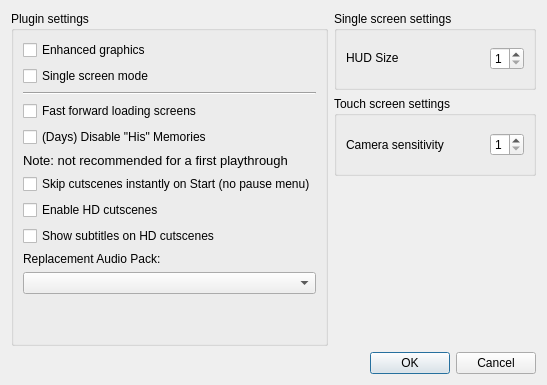
First picture: the form in src/frontend/qt_sdl/PluginSettingsDialog.ui, repository vitor251093/KHMelonMix, before the edit.
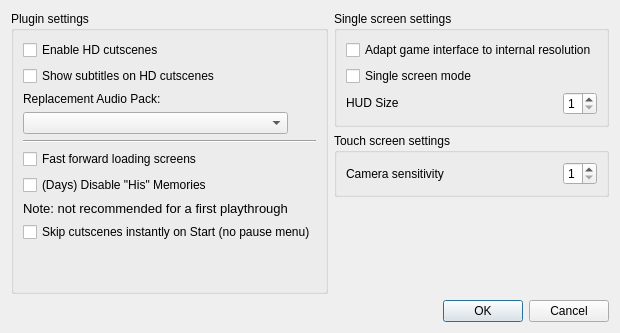
Second picture: the form after the edit.

Commit message: Reorganizing Plugin settings window elements

Diff of the .ui file:
```diff
--- a/src/frontend/qt_sdl/PluginSettingsDialog.ui
+++ b/src/frontend/qt_sdl/PluginSettingsDialog.ui
@@ -6,8 +6,8 @@
    <rect>
     <x>0</x>
     <y>0</y>
-    <width>560</width>
-    <height>327</height>
+    <width>742</width>
+    <height>349</height>
    </rect>
   </property>
   <property name="sizePolicy">
@@ -83,8 +83,30 @@
      <property name="title">
       <string>Single screen settings</string>
      </property>
-     <layout class="QGridLayout" name="gridLayout_3">
-      <item row="0" column="0">
+     <layout class="QVBoxLayout" name="verticalLayout_2">
+      <item>
+       <widget class="QCheckBox" name="cbEnhancedGraphics">
+        <property name="whatsThis">
+         <string>&lt;html&gt;&lt;head/&gt;&lt;body&gt;&lt;p&gt;Make changes to the game HUD so it can be adapted to any aspect ratio. Requires a plugin to be properly developed for that specific game.&lt;/p&gt;&lt;/body&gt;&lt;/html&gt;</string>
+        </property>
+        <property name="text">
+         <string>Adapt game interface to internal resolution</string>
+        </property>
+       </widget>
+      </item>
+      <item>
+       <widget class="QCheckBox" name="cbSingleScreenMode">
+        <property name="whatsThis">
+         <string>&lt;html&gt;&lt;head/&gt;&lt;body&gt;&lt;p&gt;Adapts the game into a single screen, rendering everything on the top screen. Requires a plugin to be properly developed for that specific game.&lt;/p&gt;&lt;/body&gt;&lt;/html&gt;</string>
+        </property>
+        <property name="text">
+         <string>Single screen mode</string>
+        </property>
+       </widget>
+      </item>
+      <item>
+       <layout class="QHBoxLayout" name="horizontalLayout_hudSize">
+        <item>
        <widget class="QLabel" name="label_2">
         <property name="sizePolicy">
          <sizepolicy hsizetype="Fixed" vsizetype="Fixed">
@@ -100,7 +122,20 @@
         </property>
        </widget>
       </item>
-      <item row="0" column="2">
+        <item>
+         <spacer name="horizontalSpacer">
+          <property name="orientation">
+           <enum>Qt::Orientation::Horizontal</enum>
+          </property>
+          <property name="sizeHint" stdset="0">
+           <size>
+            <width>40</width>
+            <height>20</height>
+           </size>
+          </property>
+         </spacer>
+        </item>
+        <item>
        <widget class="QSpinBox" name="sbHUDSize">
         <property name="sizePolicy">
          <sizepolicy hsizetype="Minimum" vsizetype="Fixed">
@@ -119,18 +154,7 @@
         </property>
        </widget>
       </item>
-      <item row="0" column="1">
-       <spacer name="horizontalSpacer">
-        <property name="orientation">
-         <enum>Qt::Orientation::Horizontal</enum>
-        </property>
-        <property name="sizeHint" stdset="0">
-         <size>
-          <width>40</width>
-          <height>20</height>
-         </size>
-        </property>
-       </spacer>
+       </layout>
       </item>
      </layout>
     </widget>
@@ -148,43 +172,6 @@
      </property>
      <layout class="QGridLayout" name="gridLayout_2">
       <item row="11" column="0">
-       <spacer name="verticalSpacer">
-        <property name="orientation">
-         <enum>Qt::Orientation::Vertical</enum>
-        </property>
-        <property name="sizeHint" stdset="0">
-         <size>
-          <width>20</width>
-          <height>40</height>
-         </size>
-        </property>
-       </spacer>
-      </item>
-      <item row="3" column="0">
-       <widget class="QCheckBox" name="cbFFLoadingScreens">
-        <property name="whatsThis">
-         <string>&lt;html&gt;&lt;head/&gt;&lt;body&gt;&lt;p&gt;Fast forward the ingame loading screens. May cause audio glitches, unless you use a replacement audio pack. Requires a plugin to be properly developed for that specific game.&lt;/p&gt;&lt;/body&gt;&lt;/html&gt;</string>
-        </property>
-        <property name="text">
-         <string>Fast forward loading screens</string>
-        </property>
-       </widget>
-      </item>
-      <item row="2" column="0" colspan="2">
-       <widget class="Line" name="line">
-        <property name="orientation">
-         <enum>Qt::Orientation::Horizontal</enum>
-        </property>
-       </widget>
-      </item>
-      <item row="10" column="0" colspan="2">
-       <widget class="QComboBox" name="cbxAudioPack">
-        <property name="whatsThis">
-         <string>&lt;html&gt;&lt;head/&gt;&lt;body&gt;&lt;p&gt;Replaces the audio tracks of the game with an installed audio pack. Requires a plugin to be properly developed for that specific game.&lt;/p&gt;&lt;/body&gt;&lt;/html&gt;</string>
-        </property>
-       </widget>
-      </item>
-      <item row="5" column="0">
        <widget class="QLabel" name="label_3">
         <property name="font">
          <font>
@@ -196,51 +183,44 @@
         </property>
        </widget>
       </item>
-      <item row="1" column="0">
-       <widget class="QCheckBox" name="cbSingleScreenMode">
-        <property name="whatsThis">
-         <string>&lt;html&gt;&lt;head/&gt;&lt;body&gt;&lt;p&gt;Adapts the game into a single screen, rendering everything on the top screen. Requires a plugin to be properly developed for that specific game.&lt;/p&gt;&lt;/body&gt;&lt;/html&gt;</string>
-        </property>
-        <property name="text">
-         <string>Single screen mode</string>
-        </property>
-       </widget>
-      </item>
-      <item row="9" column="0" colspan="2">
+      <item row="5" column="0">
        <widget class="QLabel" name="label">
         <property name="text">
          <string>Replacement Audio Pack:</string>
         </property>
        </widget>
       </item>
-      <item row="0" column="0">
-       <widget class="QCheckBox" name="cbEnhancedGraphics">
+      <item row="9" column="0">
+       <widget class="QCheckBox" name="cbFFLoadingScreens">
         <property name="whatsThis">
          <string>&lt;html&gt;&lt;head/&gt;&lt;body&gt;&lt;p&gt;Make changes to the game HUD so it can be adapted to any aspect ratio. Requires a plugin to be properly developed for that specific game.&lt;/p&gt;&lt;/body&gt;&lt;/html&gt;</string>
         </property>
         <property name="text">
-         <string>Enhanced graphics</string>
+         <string>Fast forward loading screens</string>
         </property>
        </widget>
       </item>
-      <item row="4" column="0">
-       <widget class="QCheckBox" name="cbDaysDisableHisMemories">
-        <property name="text">
-         <string>(Days) Disable &quot;His&quot; Memories</string>
+      <item row="8" column="0" colspan="2">
+       <widget class="Line" name="line">
+        <property name="orientation">
+         <enum>Qt::Orientation::Horizontal</enum>
         </property>
        </widget>
       </item>
-      <item row="6" column="0" colspan="2">
-       <widget class="QCheckBox" name="cbInstantSkipCutscene">
-        <property name="whatsThis">
-         <string>&lt;html&gt;&lt;head/&gt;&lt;body&gt;&lt;p&gt;When enabled, pressing Start during a pre-rendered HD cutscene skips it instantly. When disabled (default), Start pauses the cutscene and shows a Skip/Continue menu.&lt;/p&gt;&lt;/body&gt;&lt;/html&gt;</string>
+      <item row="17" column="0">
+       <spacer name="verticalSpacer">
+        <property name="orientation">
+         <enum>Qt::Orientation::Vertical</enum>
         </property>
-        <property name="text">
-         <string>Skip cutscenes instantly on Start (no pause menu)</string>
+        <property name="sizeHint" stdset="0">
+         <size>
+          <width>20</width>
+          <height>40</height>
+         </size>
         </property>
-       </widget>
+       </spacer>
       </item>
-      <item row="7" column="0" colspan="2">
+      <item row="3" column="0">
        <widget class="QCheckBox" name="cbEnableHDCutscenes">
         <property name="whatsThis">
          <string>&lt;html&gt;&lt;head/&gt;&lt;body&gt;&lt;p&gt;When enabled (default), pre-rendered HD cutscenes replace the ingame low-resolution cutscenes, when available. When disabled, the original ingame cutscenes always play instead.&lt;/p&gt;&lt;/body&gt;&lt;/html&gt;</string>
@@ -250,7 +230,31 @@
         </property>
        </widget>
       </item>
-      <item row="8" column="0" colspan="2">
+      <item row="12" column="0" colspan="2">
+       <widget class="QCheckBox" name="cbInstantSkipCutscene">
+        <property name="whatsThis">
+         <string>&lt;html&gt;&lt;head/&gt;&lt;body&gt;&lt;p&gt;When enabled, pressing Start during a pre-rendered HD cutscene skips it instantly. When disabled (default), Start pauses the cutscene and shows a Skip/Continue menu.&lt;/p&gt;&lt;/body&gt;&lt;/html&gt;</string>
+        </property>
+        <property name="text">
+         <string>Skip cutscenes instantly on Start (no pause menu)</string>
+        </property>
+       </widget>
+      </item>
+      <item row="10" column="0">
+       <widget class="QCheckBox" name="cbDaysDisableHisMemories">
+        <property name="text">
+         <string>(Days) Disable &quot;His&quot; Memories</string>
+        </property>
+       </widget>
+      </item>
+      <item row="6" column="0">
+       <widget class="QComboBox" name="cbxAudioPack">
+        <property name="whatsThis">
+         <string>&lt;html&gt;&lt;head/&gt;&lt;body&gt;&lt;p&gt;Replaces the audio tracks of the game with an installed audio pack. Requires a plugin to be properly developed for that specific game.&lt;/p&gt;&lt;/body&gt;&lt;/html&gt;</string>
+        </property>
+       </widget>
+      </item>
+      <item row="4" column="0">
        <widget class="QCheckBox" name="cbShowSubtitles">
         <property name="whatsThis">
          <string>&lt;html&gt;&lt;head/&gt;&lt;body&gt;&lt;p&gt;When enabled, displays subtitles over HD cutscenes (when a subtitle file is available for the cutscene). The language follows the game's region/system language.&lt;/p&gt;&lt;/body&gt;&lt;/html&gt;</string>
```
Left out of the diff: 2 changed lines with no effect on the pictures. Lines whose indentation alone changed are shown as unchanged.
